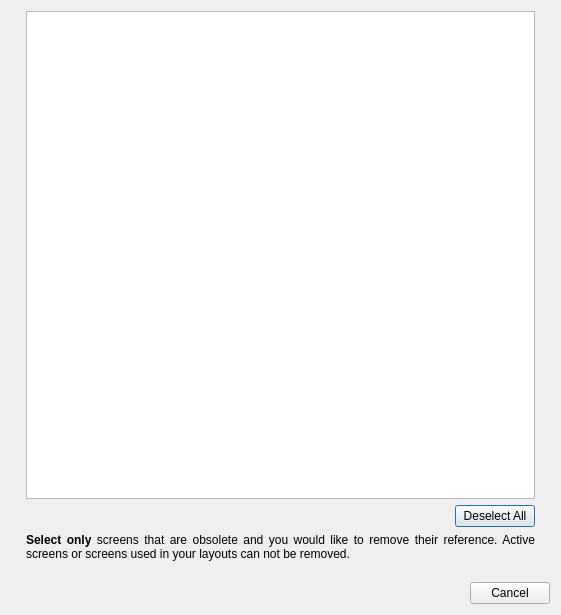
Qt form app/settings/screensdialog/screensdialog.ui (KDE/latte-dock) before a commit.
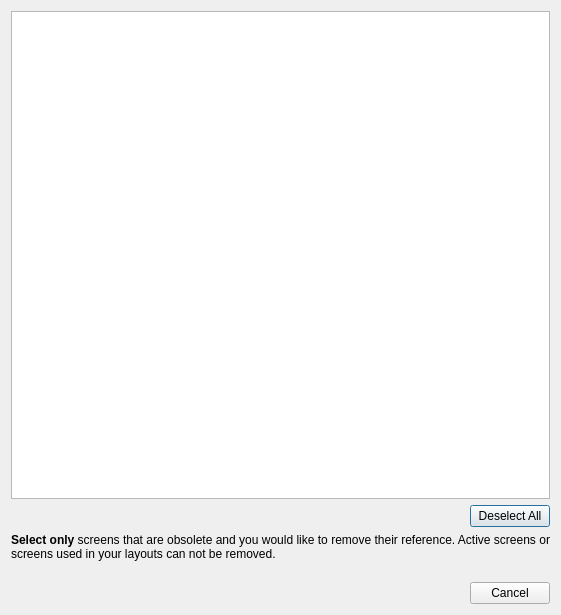
The same form after that commit.

Commit message: settingsdialogs:remove horizontal side rulers

```diff
--- a/app/settings/screensdialog/screensdialog.ui
+++ b/app/settings/screensdialog/screensdialog.ui
@@ -16,22 +16,6 @@
   <layout class="QVBoxLayout" name="verticalLayout">
    <item>
     <layout class="QHBoxLayout" name="optionsLayout">
-     <item>
-      <spacer name="horizontalSpacer">
-       <property name="orientation">
-        <enum>Qt::Horizontal</enum>
-       </property>
-       <property name="sizeType">
-        <enum>QSizePolicy::Fixed</enum>
-       </property>
-       <property name="sizeHint" stdset="0">
-        <size>
-         <width>15</width>
-         <height>20</height>
-        </size>
-       </property>
-      </spacer>
-     </item>
      <item>
       <layout class="QVBoxLayout" name="verticalLayout_2">
        <item>
@@ -108,22 +92,6 @@
        </item>
       </layout>
      </item>
-     <item>
-      <spacer name="horizontalSpacer_2">
-       <property name="orientation">
-        <enum>Qt::Horizontal</enum>
-       </property>
-       <property name="sizeType">
-        <enum>QSizePolicy::Fixed</enum>
-       </property>
-       <property name="sizeHint" stdset="0">
-        <size>
-         <width>15</width>
-         <height>20</height>
-        </size>
-       </property>
-      </spacer>
-     </item>
     </layout>
    </item>
    <item>
```
The commit also changes 2 other files.
